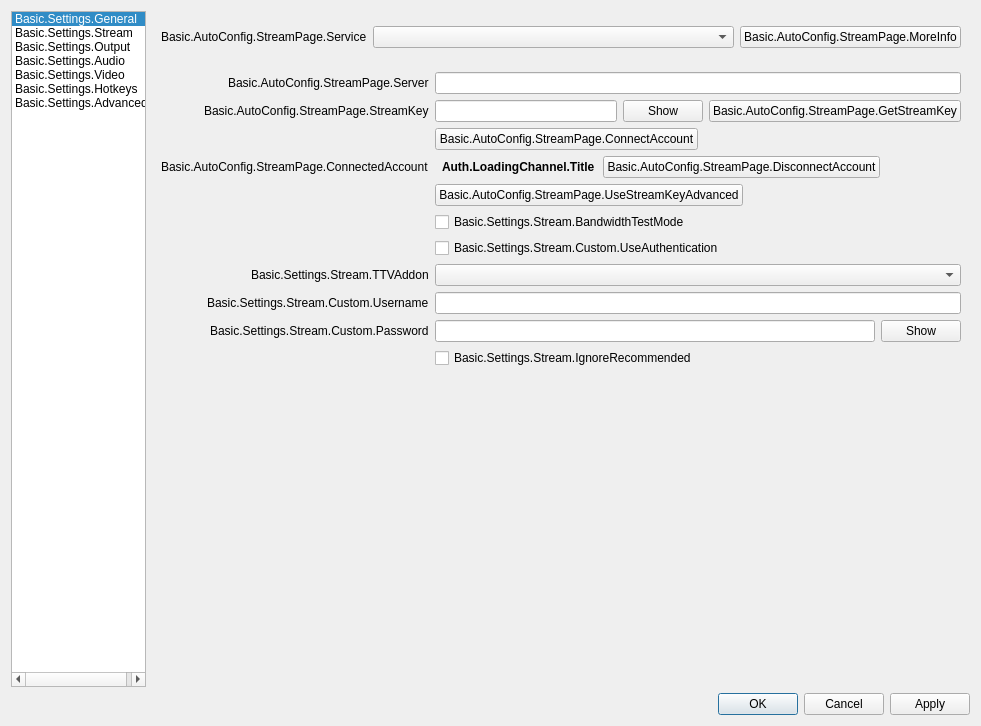
Qt form UI/forms/OBSBasicSettings.ui (obsproject/obs-studio) before a commit.
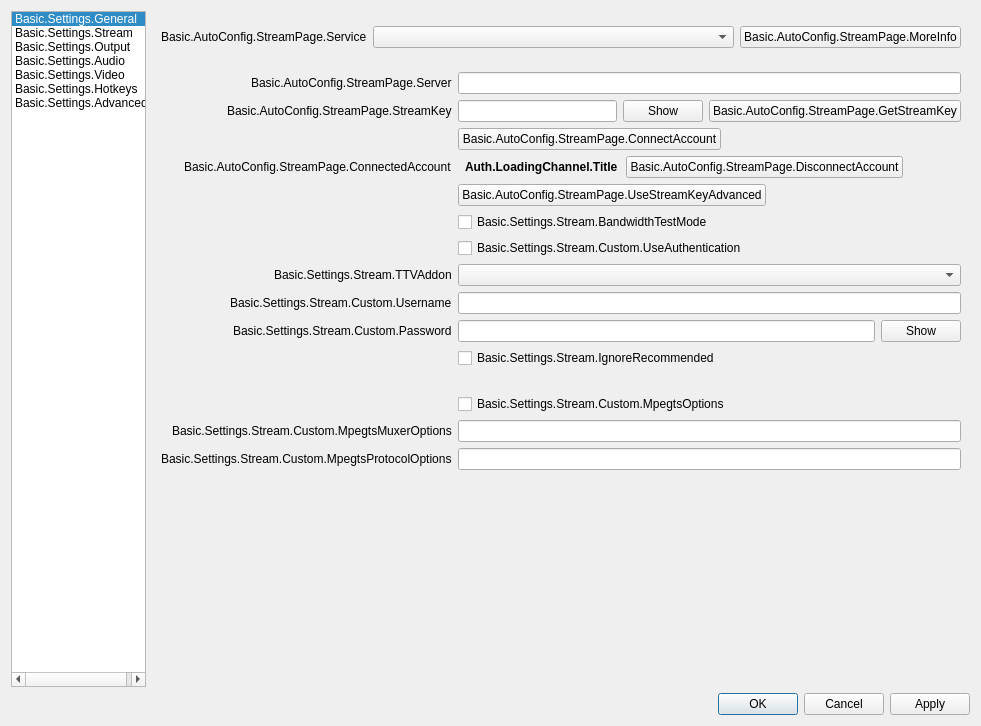
The same form after that commit. The open tabs and pages were chosen to show the change. Icons and pictures are not drawn. Custom widgets are drawn as their Qt base class.

Commit message:
UI: Add capability to set options for mpegts streams
This allows to pass mpeg-ts muxer options as well as protocol options,
when using rist, srt, udp or tcp.
For instance, pass a pid to the streams : mpegts_start_pid=0x0200.
Pick simple profile for rist: rist_profile=simple.
Mpeg-ts options are documented here: https://ffmpeg.org/ffmpeg-formats.html#toc-mpegts-1 .
Protocol options (srt, rist) are documented here: https://ffmpeg.org/ffmpeg-protocols.html .

```diff
--- a/UI/forms/OBSBasicSettings.ui
+++ b/UI/forms/OBSBasicSettings.ui
@@ -1325,6 +1325,45 @@
                </item>
               </layout>
              </item>
+             <item row="13" column="1">
+              <widget class="QCheckBox" name="mpegtsOpts">
+               <property name="text">
+                <string>Basic.Settings.Stream.Custom.MpegtsOptions</string>
+               </property>
+              </widget>
+             </item>
+             <item row="14" column="0">
+              <widget class="QLabel" name="mpegtsMuxerOptionsLabel">
+               <property name="text">
+                <string>Basic.Settings.Stream.Custom.MpegtsMuxerOptions</string>
+               </property>
+               <property name="buddy">
+                <cstring>mpegtsMuxerOpts</cstring>
+               </property>
+               <property name="toolTip">
+                <string>Basic.Settings.Stream.Custom.MpegtsMuxerOptions.TT</string>
+               </property>
+              </widget>
+             </item>
+             <item row="14" column="1">
+              <widget class="QLineEdit" name="mpegtsMuxerOpts"/>
+             </item>
+             <item row="15" column="0">
+              <widget class="QLabel" name="mpegtsProtocolOptionsLabel">
+               <property name="text">
+                <string>Basic.Settings.Stream.Custom.MpegtsProtocolOptions</string>
+               </property>
+               <property name="buddy">
+                <cstring>mpegtsProtoOpts</cstring>
+               </property>
+               <property name="toolTip">
+                <string>Basic.Settings.Stream.Custom.MpegtsProtocolOptions.TT</string>
+               </property>
+              </widget>
+             </item>
+             <item row="15" column="1">
+              <widget class="QLineEdit" name="mpegtsProtoOpts"/>
+             </item>
             </layout>
            </widget>
           </widget>
```
Left out of the diff: 3 changed lines with no effect on the pictures. The commit also changes 5 other files.
